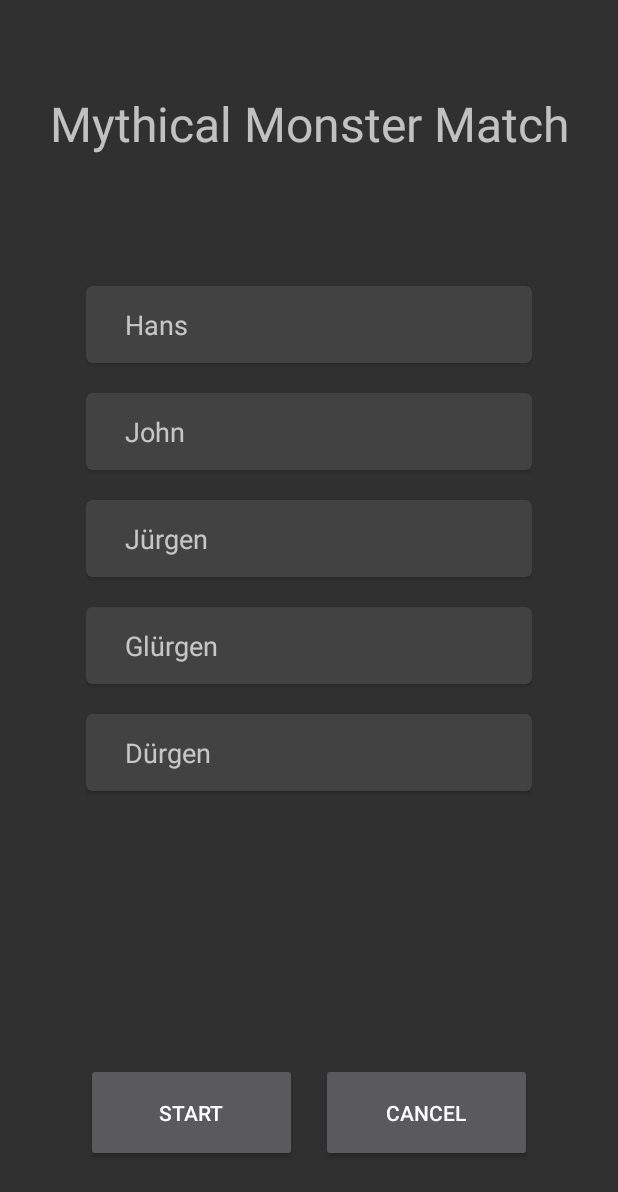
After one commit to MalteSaup/Mythen-Monster-Trumpf, an Android app: the fragment HostFragment shown on its own in the app's theme, on a phone screen of 412 x 824 dp. The commit adds this screen. Shown: the top 1192 px of the screen. Run offline under Robolectric (Android 15) with nearby library versions, the phone set to English and light mode, and no system bars.

Commit message:
Vorbereitung Host und Lobby Fragment

```diff
--- a/App/app/build.gradle
+++ b/App/app/build.gradle
@@ -27,4 +27,6 @@ dependencies {
     testImplementation 'junit:junit:4.12'
     androidTestImplementation 'com.android.support.test:runner:1.0.2'
     androidTestImplementation 'com.android.support.test.espresso:espresso-core:3.0.2'
+    implementation 'com.android.support:recyclerview-v7:28.0.0'
+    implementation 'com.android.support:cardview-v7:28.0.0'
 }
--- /dev/null
+++ b/App/app/src/main/java/com/projectc/mythicalmonstermatch/Fragments/HostFragment.java
@@ -0,0 +1,72 @@
+package com.projectc.mythicalmonstermatch.Fragments;
+
+import android.content.Context;
+import android.net.Uri;
+import android.os.Bundle;
+import android.support.v4.app.Fragment;
+import android.support.v7.widget.LinearLayoutManager;
+import android.support.v7.widget.RecyclerView;
+import android.util.Log;
+import android.view.LayoutInflater;
+import android.view.View;
+import android.view.ViewGroup;
+import android.widget.RelativeLayout;
+
+import com.projectc.mythicalmonstermatch.PlayerAdapter;
+import com.projectc.mythicalmonstermatch.PlayerItem;
+import com.projectc.mythicalmonstermatch.R;
+
+import java.util.ArrayList;
+
+public class HostFragment extends Fragment {
+
+    private RecyclerView playerRecyclerView;
+    private RecyclerView.Adapter playerAdapter;
+    private RecyclerView.LayoutManager playerLayoutManager;
+
+    private ArrayList<PlayerItem> playerList;
+
+    @Override
+    public void onCreate(Bundle savedInstanceState) {
+        super.onCreate(savedInstanceState);
+
+    }
+
+    @Override
+    public View onCreateView(LayoutInflater inflater, ViewGroup container,
+                             Bundle savedInstanceState) {
+        return inflater.inflate(R.layout.fragment_host, container, false);
+    }
+
+    @Override
+    public void onActivityCreated(Bundle saveInstandesState) {
+        View view = getView();
+        playerList = new ArrayList<>();
+        playerList.add(new PlayerItem("Hans"));
+        playerList.add(new PlayerItem("John"));
+        playerList.add(new PlayerItem("Jürgen"));
+        playerList.add(new PlayerItem("Glürgen"));
+        playerList.add(new PlayerItem("Dürgen"));
+        playerRecyclerView = view.findViewById(R.id.playerView);
+        playerRecyclerView.setLayoutManager(new LinearLayoutManager(getContext()));
+        playerAdapter = new PlayerAdapter(getContext(), playerList);
+        playerRecyclerView.setAdapter(playerAdapter);
+        Log.d("WAS", " "+ view.findViewById(R.id.ueberschrift));
+
+
+        super.onActivityCreated(saveInstandesState);
+    }
+
+    public void addPlayer(String username){
+        playerList.add(new PlayerItem(username));
+    }
+
+    public void removePlayer(String username){
+        for(int i = 0; i < playerList.size(); i++){
+            if(playerList.get(i).getUsername().equals(username)){
+                playerList.remove(i);
+                break;
+            }
+        }
+    }
+}
--- a/App/app/src/main/java/com/projectc/mythicalmonstermatch/Fragments/MainFragment.java
+++ b/App/app/src/main/java/com/projectc/mythicalmonstermatch/Fragments/MainFragment.java
@@ -64,7 +64,13 @@ public class MainFragment extends Fragment {
         hostBt.setOnClickListener(new View.OnClickListener(){
             @Override
             public void onClick(View v){
-                mainActivity.startGameActivity(0);
+                /*mainActivity.startGameActivity(0);*/
+
+                HostFragment hostFrag = (HostFragment) Fragment.instantiate(getActivity(), HostFragment.class.getName(), null);
+
+                FragmentTransaction ft = getActivity().getSupportFragmentManager().beginTransaction();
+                ft.replace(R.id.mainActivityLayout, hostFrag);
+                ft.commit();
             }
         });
 
--- a/App/app/src/main/java/com/projectc/mythicalmonstermatch/Fragments/ShowCardFragment.java
+++ b/App/app/src/main/java/com/projectc/mythicalmonstermatch/Fragments/ShowCardFragment.java
@@ -128,7 +128,7 @@ public class ShowCardFragment extends Fragment {
                 mainActivity.mainFrag.onCard = false;
             }
         });
-
+        Log.d("WAS", " "  + view.findViewById(R.id.ueberschrift));
         super.onActivityCreated(saveInstandesState);
     }
 
--- /dev/null
+++ b/App/app/src/main/java/com/projectc/mythicalmonstermatch/PlayerAdapter.java
@@ -0,0 +1,53 @@
+package com.projectc.mythicalmonstermatch;
+
+import android.content.Context;
+import android.support.annotation.NonNull;
+import android.support.v7.widget.RecyclerView;
+import android.view.LayoutInflater;
+import android.view.View;
+import android.view.ViewGroup;
+import android.widget.ImageButton;
+import android.widget.TextView;
+
+import java.lang.reflect.Array;
+import java.util.ArrayList;
+
+public class PlayerAdapter extends RecyclerView.Adapter<PlayerAdapter.PlayerViewHolder> {
+
+    private ArrayList<PlayerItem> playerList;
+    private LayoutInflater layoutInflater;
+
+    public PlayerAdapter(Context context, ArrayList<PlayerItem> playerList){
+        this.playerList = playerList;
+        this.layoutInflater = LayoutInflater.from(context);
+    }
+
+    @NonNull
+    @Override
+    public PlayerAdapter.PlayerViewHolder onCreateViewHolder(@NonNull ViewGroup viewGroup, int i) {
+        View view = layoutInflater.inflate(R.layout.player_item, viewGroup, false);
+        return new PlayerViewHolder(view);
+    }
+
+    @Override
+    public void onBindViewHolder(@NonNull PlayerAdapter.PlayerViewHolder playerViewHolder, int i) {
+        String username = playerList.get(i).getUsername();
+        playerViewHolder.usernameTV.setText(username);
+    }
+
+    @Override
+    public int getItemCount() {
+        return playerList.size();
+    }
+
+    public class PlayerViewHolder extends RecyclerView.ViewHolder {
+        TextView usernameTV;
+        ImageButton button;
+        PlayerViewHolder(View itemView) {
+            super(itemView);
+            usernameTV = itemView.findViewById(R.id.usernameTextView);
+        }
+
+
+    }
+}
--- /dev/null
+++ b/App/app/src/main/java/com/projectc/mythicalmonstermatch/PlayerItem.java
@@ -0,0 +1,18 @@
+package com.projectc.mythicalmonstermatch;
+
+public class PlayerItem {
+
+    private String username;
+
+    public PlayerItem(String username){
+        this.username = username;
+    }
+
+    public String getUsername() {
+        return username;
+    }
+
+    public void setUsername(String username){
+        this.username = username;
+    }
+}
--- /dev/null
+++ b/App/app/src/main/res/layout/fragment_host.xml
@@ -0,0 +1,104 @@
+<?xml version="1.0" encoding="utf-8"?>
+<android.support.constraint.ConstraintLayout xmlns:android="http://schemas.android.com/apk/res/android"
+    xmlns:app="http://schemas.android.com/apk/res-auto"
+    xmlns:tools="http://schemas.android.com/tools"
+    android:id="@+id/frameLayout5"
+    android:layout_width="match_parent"
+    android:layout_height="match_parent"
+    tools:context=".Fragments.HostFragment" >
+
+    <android.support.constraint.Guideline
+        android:id="@+id/guidelineTop"
+        android:layout_width="wrap_content"
+        android:layout_height="wrap_content"
+        android:orientation="horizontal"
+        app:layout_constraintGuide_percent="0.2" />
+
+    <android.support.constraint.Guideline
+        android:id="@+id/guidelineBot"
+        android:layout_width="wrap_content"
+        android:layout_height="wrap_content"
+        android:orientation="horizontal"
+        app:layout_constraintGuide_percent="0.95" />
+
+    <android.support.constraint.Guideline
+        android:id="@+id/guidelineButton"
+        android:layout_width="wrap_content"
+        android:layout_height="wrap_content"
+        android:orientation="horizontal"
+        app:layout_constraintGuide_percent="0.85" />
+
+    <android.support.constraint.Guideline
+        android:id="@+id/guidelineLeft"
+        android:layout_width="wrap_content"
+        android:layout_height="wrap_content"
+        android:orientation="vertical"
+        app:layout_constraintGuide_percent="0.1" />
+
+    <android.support.constraint.Guideline
+        android:id="@+id/guidelineRight"
+        android:layout_width="wrap_content"
+        android:layout_height="wrap_content"
+        android:orientation="vertical"
+        app:layout_constraintGuide_percent="0.9" />
+
+    <TextView
+        android:id="@+id/ueberschrift"
+        android:layout_width="0dp"
+        android:layout_height="0dp"
+        android:layout_marginStart="8dp"
+        android:layout_marginTop="8dp"
+        android:layout_marginEnd="8dp"
+        android:layout_marginBottom="8dp"
+        android:text="@string/app_name"
+        android:textSize="32dp"
+        android:gravity="center"
+        app:layout_constraintBottom_toTopOf="@+id/guidelineTop"
+        app:layout_constraintEnd_toEndOf="parent"
+        app:layout_constraintStart_toStartOf="parent"
+        app:layout_constraintTop_toTopOf="parent" />
+
+    <android.support.v7.widget.RecyclerView
+        android:id="@+id/playerView"
+        android:layout_width="0dp"
+        android:layout_height="0dp"
+        android:layout_marginStart="16dp"
+        android:layout_marginTop="16dp"
+        android:layout_marginEnd="16dp"
+        android:layout_marginBottom="16dp"
+        app:layout_constraintBottom_toTopOf="@+id/guidelineButton"
+        app:layout_constraintEnd_toStartOf="@+id/guidelineRight"
+        app:layout_constraintStart_toStartOf="@+id/guidelineLeft"
+        app:layout_constraintTop_toTopOf="@+id/guidelineTop">
+
+    </android.support.v7.widget.RecyclerView>
+
+    <Button
+        android:id="@+id/button"
+        android:layout_width="0dp"
+        android:layout_height="0dp"
+        android:layout_marginStart="16dp"
+        android:layout_marginTop="8dp"
+        android:layout_marginEnd="8dp"
+        android:layout_marginBottom="8dp"
+        android:text="@string/start"
+        app:layout_constraintBottom_toTopOf="@+id/guidelineBot"
+        app:layout_constraintEnd_toStartOf="@+id/button2"
+        app:layout_constraintStart_toStartOf="@+id/guidelineLeft"
+        app:layout_constraintTop_toTopOf="@+id/guidelineButton" />
+
+    <Button
+        android:id="@+id/button2"
+        android:layout_width="0dp"
+        android:layout_height="0dp"
+        android:layout_marginStart="8dp"
+        android:layout_marginTop="8dp"
+        android:layout_marginEnd="16dp"
+        android:layout_marginBottom="8dp"
+        android:text="@string/cancel"
+        app:layout_constraintBottom_toTopOf="@+id/guidelineBot"
+        app:layout_constraintEnd_toStartOf="@+id/guidelineRight"
+        app:layout_constraintStart_toEndOf="@+id/button"
+        app:layout_constraintTop_toTopOf="@+id/guidelineButton" />
+
+</android.support.constraint.ConstraintLayout>
--- a/App/app/src/main/res/layout/fragment_show_card.xml
+++ b/App/app/src/main/res/layout/fragment_show_card.xml
@@ -5,9 +5,7 @@
     android:id="@+id/frameLayout3"
     android:layout_width="match_parent"
     android:layout_height="match_parent"
-    tools:context=".Fragments.ShowCardFragment"
-
-    >
+    tools:context=".Fragments.ShowCardFragment">
 
     <TextView
         android:id="@+id/ueberschrift"
--- /dev/null
+++ b/App/app/src/main/res/layout/player_item.xml
@@ -0,0 +1,36 @@
+<?xml version="1.0" encoding="utf-8"?>
+<android.support.v7.widget.CardView xmlns:android="http://schemas.android.com/apk/res/android"
+    xmlns:app="http://schemas.android.com/apk/res-auto"
+    xmlns:tools="http://schemas.android.com/tools"
+    android:layout_width="match_parent"
+    android:layout_height="wrap_content"
+    android:layout_marginTop="10dp"
+    android:layout_marginBottom="10dp"
+    app:cardCornerRadius="4dp">
+
+    <android.support.constraint.ConstraintLayout
+        android:layout_width="match_parent"
+        android:layout_height="match_parent">
+
+        <TextView
+            android:id="@+id/usernameTextView"
+            android:layout_width="0dp"
+            android:layout_height="wrap_content"
+            android:layout_marginStart="16dp"
+            android:layout_marginTop="8dp"
+            android:layout_marginEnd="16dp"
+            android:layout_marginBottom="8dp"
+            android:paddingLeft="10dp"
+            android:paddingTop="5dp"
+            android:paddingRight="20dp"
+            android:paddingBottom="5dp"
+            android:text="@string/username"
+            android:textAlignment="textStart"
+            android:textSize="18sp"
+            app:layout_constraintBottom_toBottomOf="parent"
+            app:layout_constraintEnd_toEndOf="parent"
+            app:layout_constraintStart_toStartOf="parent"
+            app:layout_constraintTop_toTopOf="parent" />
+
+    </android.support.constraint.ConstraintLayout>
+</android.support.v7.widget.CardView>
--- a/App/app/src/main/res/values/strings.xml
+++ b/App/app/src/main/res/values/strings.xml
@@ -6,6 +6,9 @@
     <string name="card_bt">Cards</string>
     <string name="enterName">Enter Name</string>
     <string name="changeName">Name</string>
+    <string name="start">Start</string>
+    <string name="cancel">Cancel</string>
+    <string name="username">Username</string>
     <!--<string name=""></string>!-->
 
     <string name="info_text">
--- a/App/build.gradle
+++ b/App/build.gradle
@@ -8,7 +8,6 @@ buildscript {
     }
     dependencies {
         classpath 'com.android.tools.build:gradle:3.3.2'
-
         // NOTE: Do not place your application dependencies here; they belong
         // in the individual module build.gradle files
     }
@@ -19,6 +18,7 @@ allprojects {
         google()
         jcenter()
 
+
     }
 }
 
```
